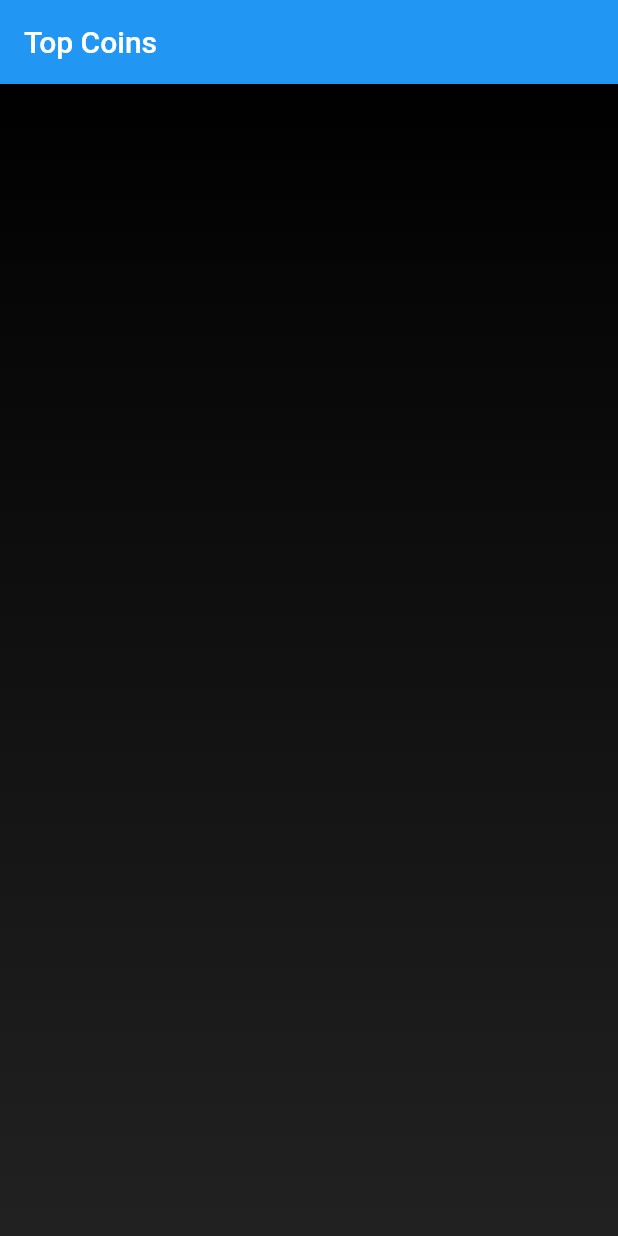
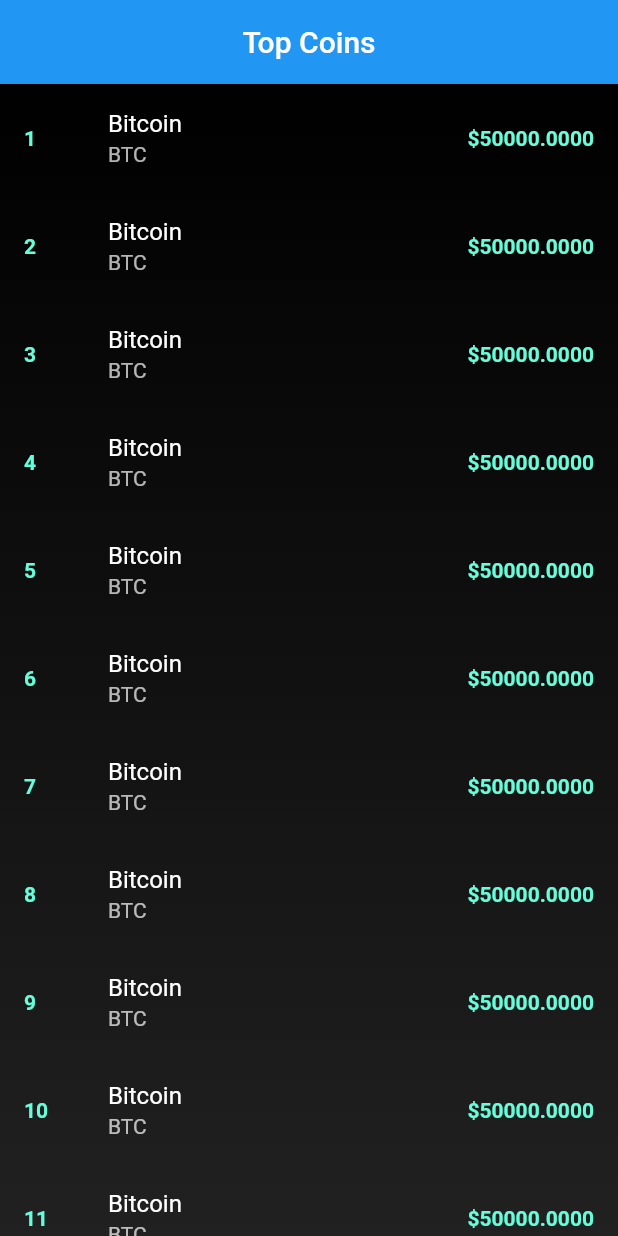
Before and after one commit to asif786ka/flutter_crypto_blocs, a Flutter app: the screen it shows after launch, on a phone screen of 412 x 824 dp. Run offline on Flutter 3.47's test engine with Material 2 defaults, Android fonts, the phone set to English and light mode, and no system bars; our stand-ins replace equatable.

Commit message:
Adding coins list.

```diff
--- a/lib/screens/home_screen.dart
+++ b/lib/screens/home_screen.dart
@@ -10,7 +10,7 @@ class _HomeScreenState extends State<HomeScreen> {
   Widget build(BuildContext context) {
     return Scaffold(
       appBar: AppBar(
-        title: const Text('Top Coins'),
+        title: const Center(child: Text('Top Coins')),
       ),
       body: Container(
         decoration: BoxDecoration(
@@ -23,6 +23,40 @@ class _HomeScreenState extends State<HomeScreen> {
             ],
           ),
         ),
+        child: ListView.builder(
+          itemCount: 20,
+          itemBuilder: (BuildContext context, int index) {
+            return ListTile(
+              leading: Column(
+                mainAxisAlignment: MainAxisAlignment.center,
+                children: [
+                  Text(
+                    '${++index}',
+                    style: TextStyle(
+                      color: Theme.of(context).accentColor,
+                      fontWeight: FontWeight.w600,
+                    ),
+                  ),
+                ],
+              ),
+              title: Text(
+                'Bitcoin',
+                style: const TextStyle(color: Colors.white),
+              ),
+              subtitle: Text(
+                'BTC',
+                style: const TextStyle(color: Colors.white70),
+              ),
+              trailing: Text(
+                '\$50000.0000',
+                style: TextStyle(
+                  color: Theme.of(context).accentColor,
+                  fontWeight: FontWeight.w600,
+                ),
+              ),
+            );
+          },
+        ),
       ),
     );
   }
```
